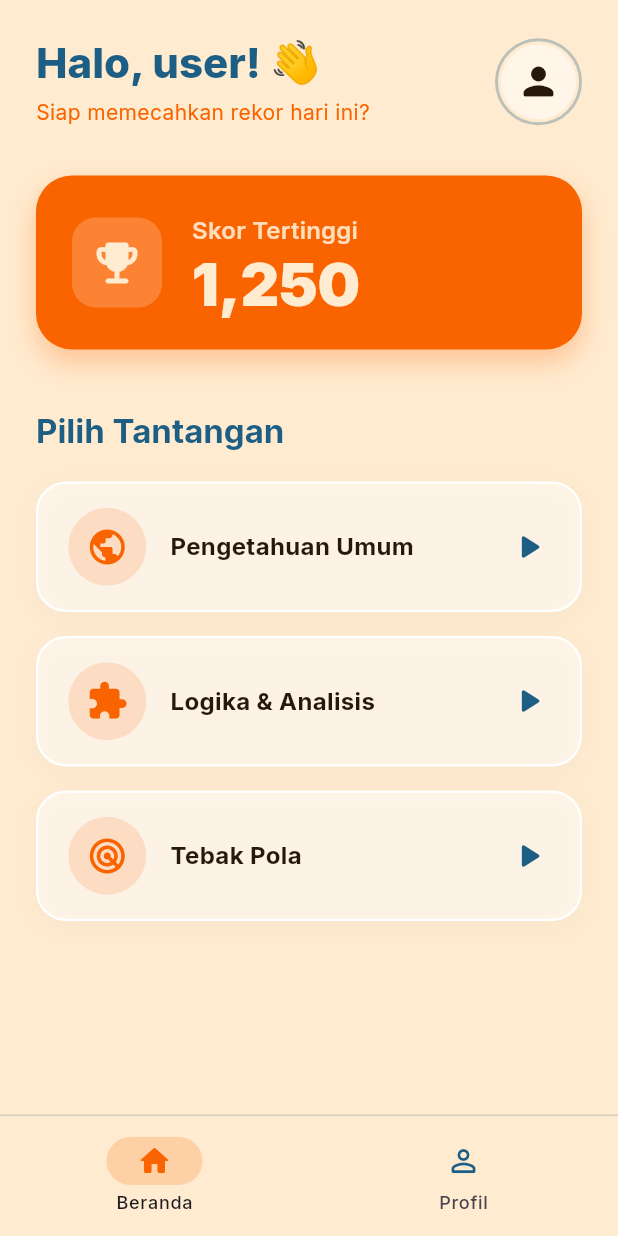
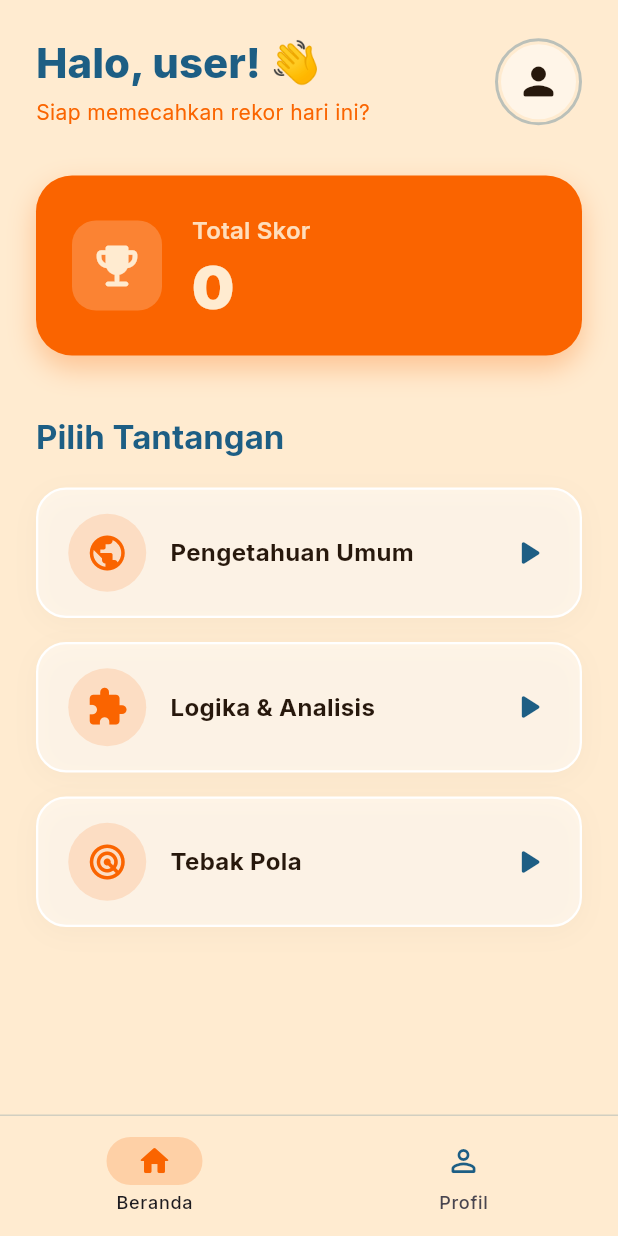
Before and after one commit to valmaiimtiyaz/ValmaiImtiyaz_24-135_PM6, a Flutter app: the screen it shows after launch, after a tap on "Masuk", on a phone screen of 412 x 824 dp. Run offline on Flutter 3.47's test engine with Material 3 defaults, Android fonts, the phone set to English and light mode, and no system bars; our stand-ins replace go_router, image_picker.

Commit message:
feat: integrasi sistem total skor dinamis dari kuis ke halaman beranda dan profil menggunakan UserProvider

```diff
--- a/lib/core/providers/user_provider.dart
+++ b/lib/core/providers/user_provider.dart
@@ -4,9 +4,12 @@ class UserProvider extends ChangeNotifier {
   String _name = 'user';
   String _username = '@user';
   String? _profileImagePath;
+  int _totalScore = 0;
+
   String get name => _name;
   String get username => _username;
   String? get profileImagePath => _profileImagePath;
+  int get totalScore => _totalScore;
 
   void updateProfile(String newName, String newUsername) {
     if (newName.isNotEmpty) _name = newName;
@@ -18,4 +21,9 @@ class UserProvider extends ChangeNotifier {
     _profileImagePath = newPath;
     notifyListeners();
   }
+
+  void addScore(int score) {
+    _totalScore += score;
+    notifyListeners();
+  }
 }
--- a/lib/screens/home/home_screen.dart
+++ b/lib/screens/home/home_screen.dart
@@ -118,7 +118,7 @@ class HomeScreen extends StatelessWidget {
                         crossAxisAlignment: CrossAxisAlignment.start,
                         children: [
                           Text(
-                            'Skor Tertinggi',
+                            'Total Skor',
                             style: textTheme.titleMedium?.copyWith(
                               color: AppColors.champagne.withOpacity(0.9),
                               fontWeight: FontWeight.w600,
@@ -126,12 +126,12 @@ class HomeScreen extends StatelessWidget {
                           ),
                           const SizedBox(height: 4),
                           Text(
-                            '1,250',
+                            '${userProvider.totalScore}',
                             style: textTheme.displayLarge?.copyWith(
                               color: AppColors.champagne,
                               fontSize: 40,
                               fontWeight: FontWeight.w900,
-                              height: 1.0,
+                              height: 1.1,
                             ),
                           ),
                         ],
--- a/lib/screens/profile/profile_screen.dart
+++ b/lib/screens/profile/profile_screen.dart
@@ -85,7 +85,7 @@ class ProfileScreen extends StatelessWidget {
                   Expanded(
                     child: _buildStatCard(
                       title: 'Total Skor',
-                      value: '1,250',
+                      value: '${userProvider.totalScore}',
                       icon: Icons.star_rounded,
                       isDark: isDark,
                       textTheme: textTheme,
--- a/lib/screens/quiz/quiz_screen.dart
+++ b/lib/screens/quiz/quiz_screen.dart
@@ -1,9 +1,11 @@
 import 'package:flutter/material.dart';
 import 'package:go_router/go_router.dart';
+import 'package:provider/provider.dart';
 
 import '../../core/constants/app_colors.dart';
 import '../../core/data/quiz_data.dart';
 import '../../core/routes/app_router.dart';
+import '../../core/providers/user_provider.dart';
 
 class QuizScreen extends StatefulWidget {
   final String category;
@@ -39,6 +41,9 @@ class _QuizScreenState extends State<QuizScreen> {
           finalScore += 20;
         }
       }
+
+      Provider.of<UserProvider>(context, listen: false).addScore(finalScore);
+
       context.pushReplacement(
         AppRoutes.result,
         extra: {
```
